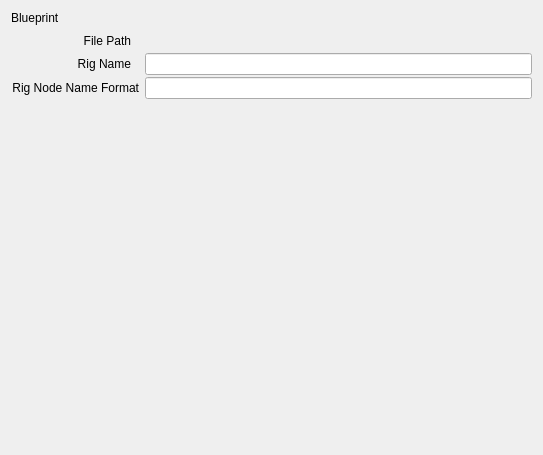
The window that resources/main_settings.ui (bohdon/maya-pulse) describes before a commit, drawn with Qt 5.
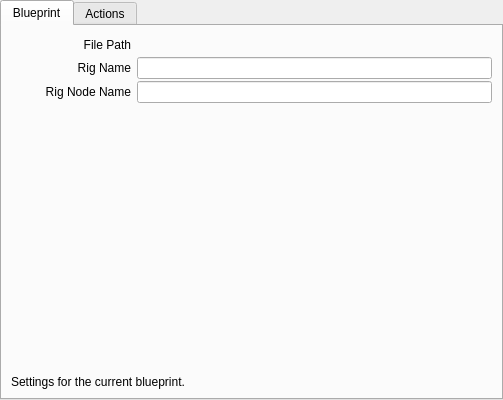
The same window after the commit. The open tabs and pages were chosen to show the change.

Commit message: add actions settings tab showing action packages list

```diff
--- a/resources/main_settings.ui
+++ b/resources/main_settings.ui
@@ -6,8 +6,8 @@
    <rect>
     <x>0</x>
     <y>0</y>
-    <width>543</width>
-    <height>455</height>
+    <width>503</width>
+    <height>400</height>
    </rect>
   </property>
   <property name="minimumSize">
@@ -20,16 +20,31 @@
    <string>Pulse Settings</string>
   </property>
   <layout class="QVBoxLayout" name="verticalLayout">
+   <property name="spacing">
+    <number>2</number>
+   </property>
+   <property name="leftMargin">
+    <number>0</number>
+   </property>
+   <property name="topMargin">
+    <number>0</number>
+   </property>
+   <property name="rightMargin">
+    <number>0</number>
+   </property>
+   <property name="bottomMargin">
+    <number>0</number>
+   </property>
    <item>
-    <widget class="QLabel" name="blueprint_properties_title_2">
-     <property name="text">
+    <widget class="QTabWidget" name="tabWidget">
+     <property name="currentIndex">
+      <number>1</number>
+     </property>
+     <widget class="QWidget" name="blueprint_tab">
+      <attribute name="title">
       <string>Blueprint</string>
-     </property>
-     <property name="cssClasses" stdset="0">
-      <string>section-title</string>
-     </property>
-    </widget>
-   </item>
+      </attribute>
+      <layout class="QVBoxLayout" name="verticalLayout_2">
    <item>
     <layout class="QFormLayout" name="formLayout_2">
      <property name="verticalSpacing">
@@ -98,7 +113,7 @@
         <string>The naming format to use for the parent rig node. Can use any settings key, such as {rigName}.</string>
        </property>
        <property name="text">
-        <string>Rig Node Name Format</string>
+            <string>Rig Node Name</string>
        </property>
        <property name="alignment">
         <set>Qt::AlignRight|Qt::AlignTrailing|Qt::AlignVCenter</set>
@@ -111,6 +126,49 @@
     </layout>
    </item>
    <item>
+        <spacer name="verticalSpacer_2">
+         <property name="orientation">
+          <enum>Qt::Vertical</enum>
+         </property>
+         <property name="sizeHint" stdset="0">
+          <size>
+           <width>20</width>
+           <height>40</height>
+          </size>
+         </property>
+        </spacer>
+       </item>
+       <item>
+        <widget class="QLabel" name="blueprint_help_label">
+         <property name="text">
+          <string>Settings for the current blueprint.</string>
+         </property>
+         <property name="cssClasses" stdset="0">
+          <string>help</string>
+         </property>
+        </widget>
+       </item>
+      </layout>
+     </widget>
+     <widget class="QWidget" name="actions_tab">
+      <attribute name="title">
+       <string>Actions</string>
+      </attribute>
+      <layout class="QVBoxLayout" name="verticalLayout_3" stretch="0,0,0,0">
+       <item>
+        <widget class="QLabel" name="label_3">
+         <property name="text">
+          <string>Action Packages</string>
+         </property>
+         <property name="cssClasses" stdset="0">
+          <string>section-title</string>
+         </property>
+        </widget>
+       </item>
+       <item>
+        <layout class="QVBoxLayout" name="action_pkgs_layout"/>
+       </item>
+       <item>
     <spacer name="verticalSpacer">
      <property name="orientation">
       <enum>Qt::Vertical</enum>
@@ -122,6 +180,20 @@
       </size>
      </property>
     </spacer>
+       </item>
+       <item>
+        <widget class="QLabel" name="blueprint_help_label_2">
+         <property name="text">
+          <string>Global action settings.</string>
+         </property>
+         <property name="cssClasses" stdset="0">
+          <string>help</string>
+         </property>
+        </widget>
+       </item>
+      </layout>
+     </widget>
+    </widget>
    </item>
   </layout>
  </widget>
```
Lines whose indentation alone changed are shown as unchanged. The commit also changes 2 other files.
